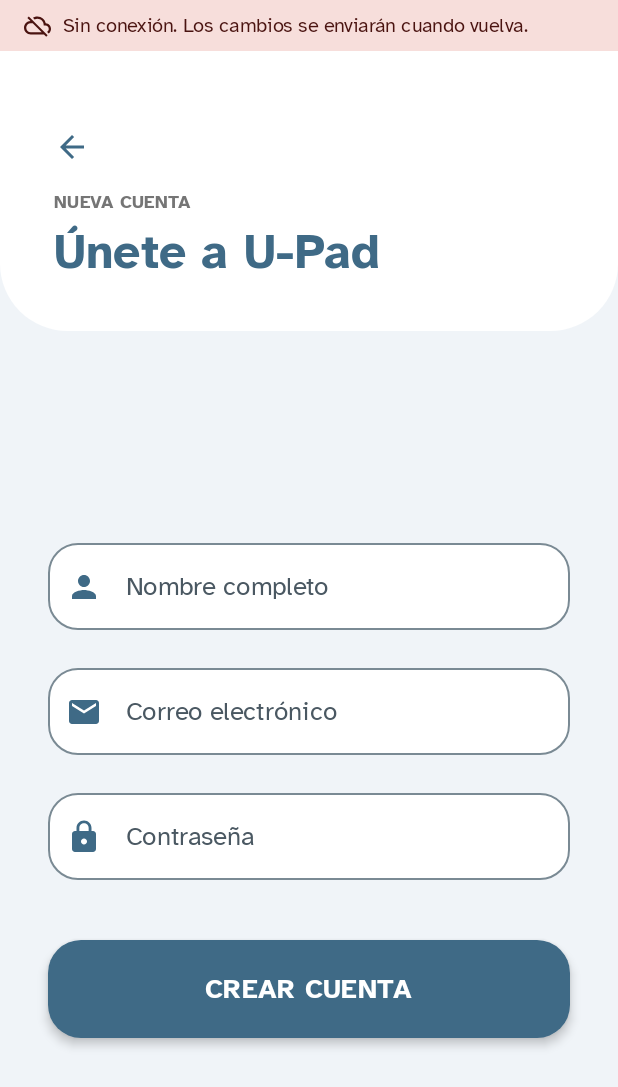
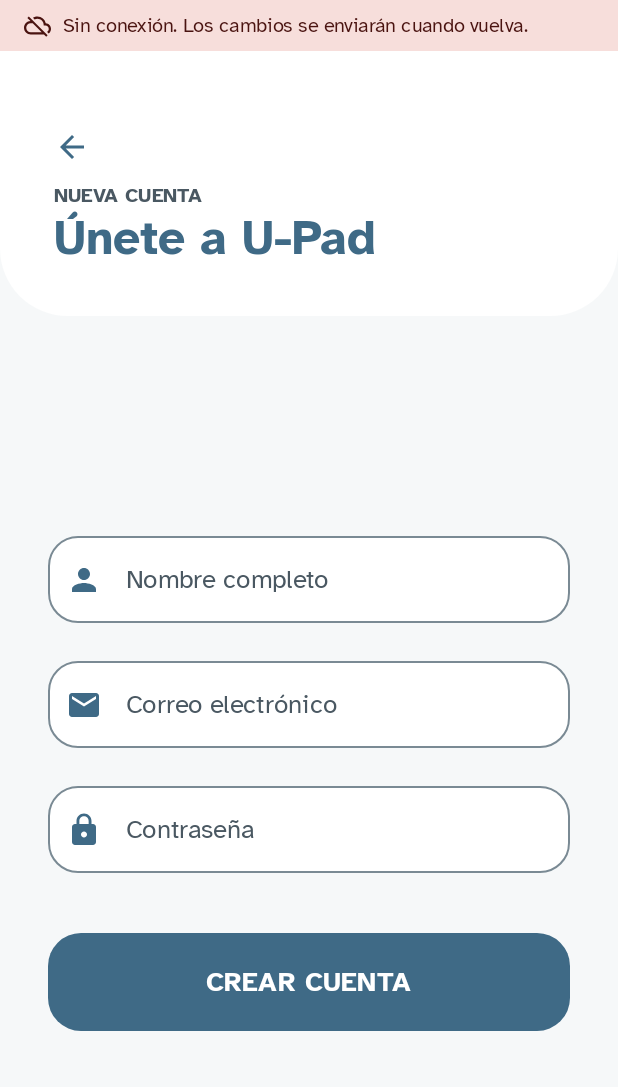
Before and after one commit to iTovarr/U-PAD, an Android app built with Jetpack Compose: the RegisterScreen screen opened through its navigation route, on a phone screen of 412 x 824 dp. Shown: the top 1087 px of the screen. Run offline under Robolectric (Android 15) with nearby library versions, the phone set to English and light mode, and no system bars; our stand-ins replace Firebase (no records; nobody signed in at launch, a user with empty details on screens opened directly); pictures from the network do not load.

Commit message:
feat(auth): pasar el registro al nuevo tema
- Fondo, cabecera y campos de texto con los colores de la paleta en lugar de blanco y gris azulado fijos, de modo que la pantalla funciona en modo oscuro.
- Los textos usan los estilos de la escala tipográfica (Atkinson Hyperlegible) en lugar de tamaños y pesos escritos a mano.
- Los textos secundarios usan onSurfaceVariant, que cumple el contraste mínimo en claro y en oscuro.
- Los botones pierden la sombra de 4 dp, en línea con el diseño plano del resto de la app.
- Mientras se crea la cuenta, el botón usa el color de deshabilitado del tema en lugar de un gris fijo.

```diff
--- a/app/src/main/java/com/example/upad/auth/RegisterScreen.kt
+++ b/app/src/main/java/com/example/upad/auth/RegisterScreen.kt
@@ -1,7 +1,5 @@
 package com.example.upad.auth
 
-import com.example.upad.ui.theme.LightBackground
-import com.example.upad.ui.theme.TextoTenueClaro
 import android.util.Log
 import android.widget.Toast
 import androidx.compose.foundation.background
@@ -54,7 +52,7 @@ fun RegisterScreen(
     val focusManager = LocalFocusManager.current
 
     val colorAzulTEA = MaterialTheme.colorScheme.primary
-    val colorFondoBase = LightBackground
+    val colorFondoBase = MaterialTheme.colorScheme.background
 
     Column(
         modifier = Modifier
@@ -65,7 +63,7 @@ fun RegisterScreen(
             modifier = Modifier
                 .fillMaxWidth()
                 .clip(RoundedCornerShape(bottomStart = 45.dp, bottomEnd = 45.dp))
-                .background(Color.White)
+                .background(MaterialTheme.colorScheme.surfaceContainerLowest)
                 .padding(start = 24.dp, top = 40.dp, end = 24.dp, bottom = 32.dp)
         ) {
             IconButton(onClick = onBackClick) {
@@ -73,17 +71,15 @@ fun RegisterScreen(
             }
             Text(
                 text = stringResource(id = R.string.register_overline),
-                fontSize = 12.sp,
-                fontWeight = FontWeight.Black,
-                color = TextoTenueClaro,
-                modifier = Modifier.padding(start = 12.dp)
+                color = MaterialTheme.colorScheme.onSurfaceVariant,
+                modifier = Modifier.padding(start = 12.dp),
+                style = MaterialTheme.typography.labelMedium
             )
             Text(
                 text = stringResource(id = R.string.register_title),
-                fontSize = 32.sp,
-                fontWeight = FontWeight.Black,
                 color = colorAzulTEA,
-                modifier = Modifier.padding(horizontal = 12.dp)
+                modifier = Modifier.padding(horizontal = 12.dp),
+                style = MaterialTheme.typography.headlineLarge
             )
         }
 
@@ -103,8 +99,8 @@ fun RegisterScreen(
                 enabled = !isLoading,
                 colors = OutlinedTextFieldDefaults.colors(
                     focusedBorderColor = colorAzulTEA,
-                    unfocusedContainerColor = Color.White,
-                    focusedContainerColor = Color.White
+                    unfocusedContainerColor = MaterialTheme.colorScheme.surfaceContainerLowest,
+                    focusedContainerColor = MaterialTheme.colorScheme.surfaceContainerLowest
                 ),
                 singleLine = true
             )
@@ -121,8 +117,8 @@ fun RegisterScreen(
                 enabled = !isLoading,
                 colors = OutlinedTextFieldDefaults.colors(
                     focusedBorderColor = colorAzulTEA,
-                    unfocusedContainerColor = Color.White,
-                    focusedContainerColor = Color.White
+                    unfocusedContainerColor = MaterialTheme.colorScheme.surfaceContainerLowest,
+                    focusedContainerColor = MaterialTheme.colorScheme.surfaceContainerLowest
                 ),
                 singleLine = true
             )
@@ -140,8 +136,8 @@ fun RegisterScreen(
                 enabled = !isLoading,
                 colors = OutlinedTextFieldDefaults.colors(
                     focusedBorderColor = colorAzulTEA,
-                    unfocusedContainerColor = Color.White,
-                    focusedContainerColor = Color.White
+                    unfocusedContainerColor = MaterialTheme.colorScheme.surfaceContainerLowest,
+                    focusedContainerColor = MaterialTheme.colorScheme.surfaceContainerLowest
                 ),
                 singleLine = true
             )
@@ -194,22 +190,21 @@ fun RegisterScreen(
                     .height(65.dp),
                 shape = RoundedCornerShape(22.dp),
                 colors = ButtonDefaults.buttonColors(
-                    containerColor = if (isLoading) Color.Gray else colorAzulTEA
+                    containerColor = colorAzulTEA
                 ),
                 enabled = !isLoading,
-                elevation = ButtonDefaults.buttonElevation(defaultElevation = 4.dp)
+                elevation = ButtonDefaults.buttonElevation(defaultElevation = 0.dp)
             ) {
                 if (isLoading) {
                     CircularProgressIndicator(
-                        color = Color.White,
+                        color = MaterialTheme.colorScheme.onPrimary,
                         modifier = Modifier.size(24.dp),
                         strokeWidth = 2.dp
                     )
                 } else {
                     Text(
                         text = stringResource(id = R.string.register_button),
-                        fontSize = 18.sp,
-                        fontWeight = FontWeight.Black
+                        style = MaterialTheme.typography.titleMedium
                     )
                 }
             }
```
